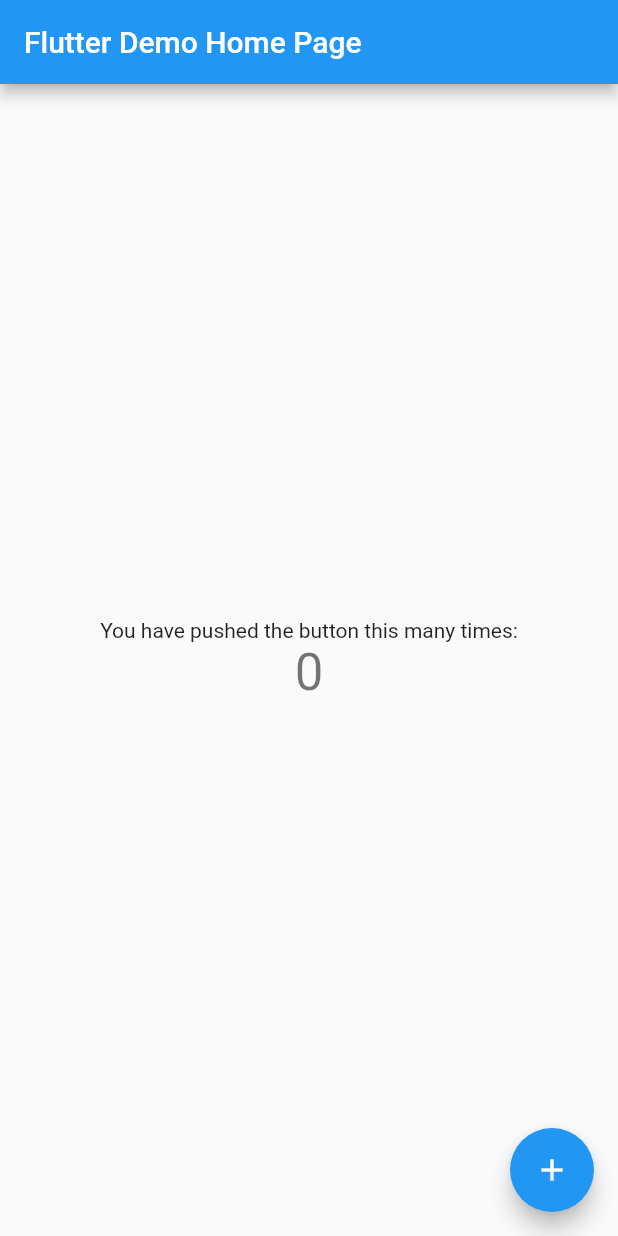
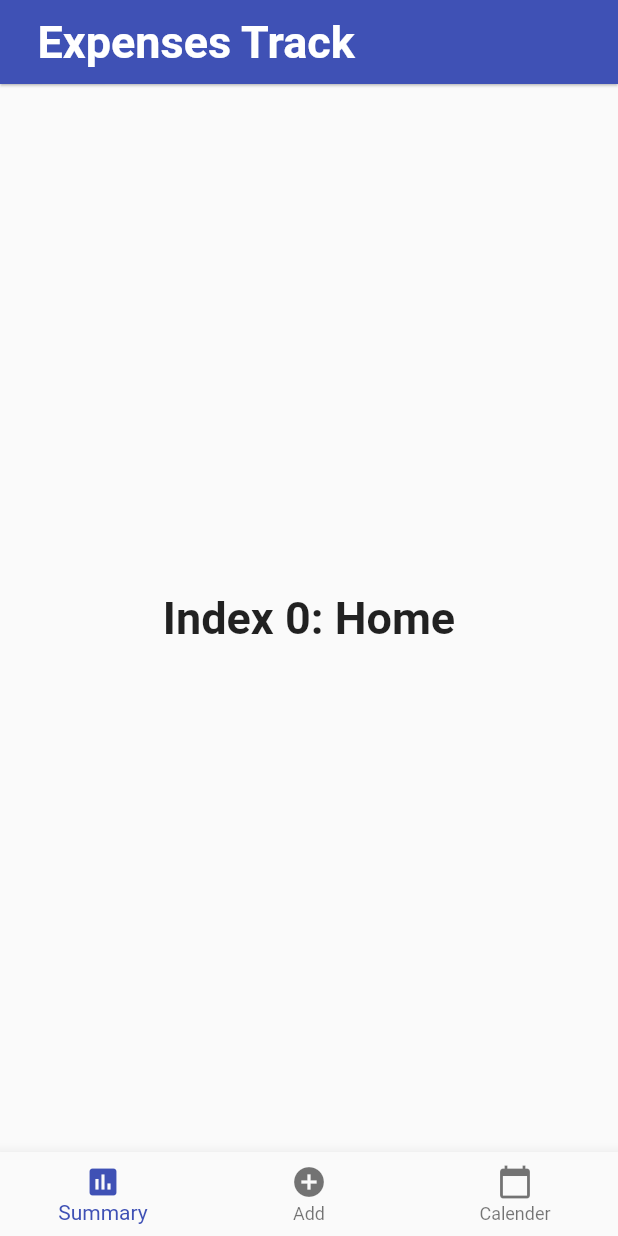
Before and after one commit to SairamNaragoni/FlutterApplications, a Flutter app: the screen it shows after launch, on a phone screen of 412 x 824 dp. Run offline on Flutter 3.47's test engine with Material 2 defaults, Android fonts, the phone set to English and light mode, and no system bars; our stand-ins replace sqflite; accounts and stored records are empty.

Commit message:
layout Done

```diff
--- /dev/null
+++ b/expenses_track/lib/expenses_track_home.dart
@@ -0,0 +1,66 @@
+import 'package:flutter/material.dart';
+
+class MyStatefulWidget extends StatefulWidget {
+  MyStatefulWidget({Key key}) : super(key: key);
+
+  @override
+  _MyStatefulWidgetState createState() => _MyStatefulWidgetState();
+}
+
+class _MyStatefulWidgetState extends State<MyStatefulWidget> {
+  int _selectedIndex = 0;
+  static const TextStyle optionStyle = TextStyle(fontSize: 30, fontWeight: FontWeight.bold);
+  static const List<Widget> _widgetOptions = <Widget>[
+    Text(
+      'Index 0: Home',
+      style: optionStyle,
+    ),
+    Text(
+      'Index 1: Business',
+      style: optionStyle,
+    ),
+    Text(
+      'Index 2: School',
+      style: optionStyle,
+    ),
+  ];
+
+  void _onItemTapped(int index) {
+    setState(() {
+      _selectedIndex = index;
+    });
+  }
+
+  @override
+  Widget build(BuildContext context) {
+      return Scaffold(
+      appBar: AppBar(
+        title: const Text('Expenses Track' , style: optionStyle),
+        titleSpacing: 25,
+        elevation: 0.7,
+      ),
+      body: Center(
+        child: _widgetOptions.elementAt(_selectedIndex),
+      ),
+      bottomNavigationBar: BottomNavigationBar(
+        items: const <BottomNavigationBarItem>[
+          BottomNavigationBarItem(
+            icon: Icon(Icons.assessment),
+            title: Text('Summary'),
+          ),
+          BottomNavigationBarItem(
+            icon: Icon(Icons.add_circle),
+            title: Text('Add'),
+          ),
+          BottomNavigationBarItem(
+            icon: Icon(Icons.calendar_today),
+            title: Text('Calender'),
+          ),
+        ],
+        currentIndex: _selectedIndex,
+        selectedItemColor: Colors.indigo,
+        onTap: _onItemTapped,
+      ),
+    );
+  }
+}
--- a/expenses_track/lib/main.dart
+++ b/expenses_track/lib/main.dart
@@ -1,4 +1,6 @@
 import 'package:flutter/material.dart';
+import 'menu.dart';
+import 'expenses_track_home.dart';
 
 void main() => runApp(MyApp());
 
@@ -7,105 +9,12 @@ class MyApp extends StatelessWidget {
   @override
   Widget build(BuildContext context) {
     return MaterialApp(
-      title: 'Flutter Demo',
+      title: 'Expenses Track',
+      debugShowCheckedModeBanner: false,
       theme: ThemeData(
-        // This is the theme of your application.
-        //
-        // Try running your application with "flutter run". You'll see the
-        // application has a blue toolbar. Then, without quitting the app, try
-        // changing the primarySwatch below to Colors.green and then invoke
-        // "hot reload" (press "r" in the console where you ran "flutter run",
-        // or simply save your changes to "hot reload" in a Flutter IDE).
-        // Notice that the counter didn't reset back to zero; the application
-        // is not restarted.
-        primarySwatch: Colors.blue,
+        primarySwatch: Colors.indigo,
       ),
-      home: MyHomePage(title: 'Flutter Demo Home Page'),
+      home: MyStatefulWidget(),
     );
   }
 }
-
-class MyHomePage extends StatefulWidget {
-  MyHomePage({Key key, this.title}) : super(key: key);
-
-  // This widget is the home page of your application. It is stateful, meaning
-  // that it has a State object (defined below) that contains fields that affect
-  // how it looks.
-
-  // This class is the configuration for the state. It holds the values (in this
-  // case the title) provided by the parent (in this case the App widget) and
-  // used by the build method of the State. Fields in a Widget subclass are
-  // always marked "final".
-
-  final String title;
-
-  @override
-  _MyHomePageState createState() => _MyHomePageState();
-}
-
-class _MyHomePageState extends State<MyHomePage> {
-  int _counter = 0;
-
-  void _incrementCounter() {
-    setState(() {
-      // This call to setState tells the Flutter framework that something has
-      // changed in this State, which causes it to rerun the build method below
-      // so that the display can reflect the updated values. If we changed
-      // _counter without calling setState(), then the build method would not be
-      // called again, and so nothing would appear to happen.
-      _counter++;
-    });
-  }
-
-  @override
-  Widget build(BuildContext context) {
-    // This method is rerun every time setState is called, for instance as done
-    // by the _incrementCounter method above.
-    //
-    // The Flutter framework has been optimized to make rerunning build methods
-    // fast, so that you can just rebuild anything that needs updating rather
-    // than having to individually change instances of widgets.
-    return Scaffold(
-      appBar: AppBar(
-        // Here we take the value from the MyHomePage object that was created by
-        // the App.build method, and use it to set our appbar title.
-        title: Text(widget.title),
-      ),
-      body: Center(
-        // Center is a layout widget. It takes a single child and positions it
-        // in the middle of the parent.
-        child: Column(
-          // Column is also a layout widget. It takes a list of children and
-          // arranges them vertically. By default, it sizes itself to fit its
-          // children horizontally, and tries to be as tall as its parent.
-          //
-          // Invoke "debug painting" (press "p" in the console, choose the
-          // "Toggle Debug Paint" action from the Flutter Inspector in Android
-          // Studio, or the "Toggle Debug Paint" command in Visual Studio Code)
-          // to see the wireframe for each widget.
-          //
-          // Column has various properties to control how it sizes itself and
-          // how it positions its children. Here we use mainAxisAlignment to
-          // center the children vertically; the main axis here is the vertical
-          // axis because Columns are vertical (the cross axis would be
-          // horizontal).
-          mainAxisAlignment: MainAxisAlignment.center,
-          children: <Widget>[
-            Text(
-              'You have pushed the button this many times:',
-            ),
-            Text(
-              '$_counter',
-              style: Theme.of(context).textTheme.display1,
-            ),
-          ],
-        ),
-      ),
-      floatingActionButton: FloatingActionButton(
-        onPressed: _incrementCounter,
-        tooltip: 'Increment',
-        child: Icon(Icons.add),
-      ), // This trailing comma makes auto-formatting nicer for build methods.
-    );
-  }
-}
--- /dev/null
+++ b/expenses_track/lib/model/category.dart
@@ -0,0 +1,4 @@
+class Category{
+  final String category;
+  Category(this.category);
+}
--- a/expenses_track/pubspec.yaml
+++ b/expenses_track/pubspec.yaml
@@ -19,6 +19,10 @@ environment:
 dependencies:
   flutter:
     sdk: flutter
+  sqflite: ^1.2.0
+  path: any
+  intl: any
+  path_provider: ^1.5.1
 
   # The following adds the Cupertino Icons font to your application.
   # Use with the CupertinoIcons class for iOS style icons.
```
Also changed, not shown: expenses_track/lib/database/dbScripts.dart (added, +39 -0 lines), expenses_track/lib/menu.dart (added, +13 -0 lines), expenses_track/lib/model/expense.dart (added, +37 -0 lines), expenses_track/pubspec.lock, 1 other file.
